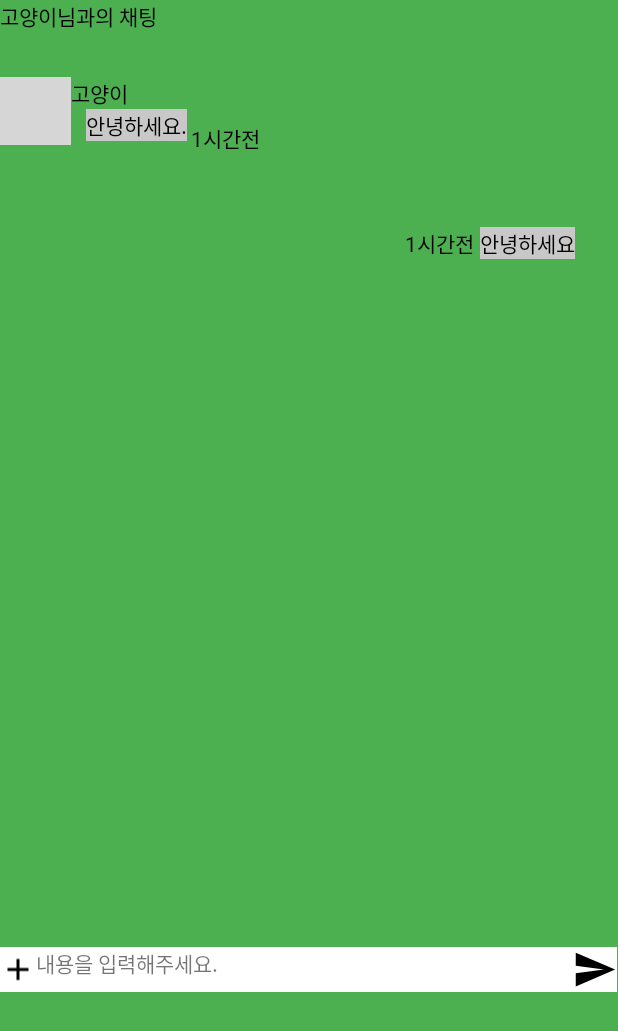
After one commit to Kwonminwoo/rental-service-android, an Android app: the layout chatting_room.xml on its own in the app's theme, with its tools: preview values and no code run, on a phone screen of 412 x 824 dp. The commit adds this screen. Shown: the top 1031 px of the screen. Run offline under Robolectric (Android 15) with nearby library versions, the phone set to English and light mode, and no system bars; grey boxes are pictures that could not be loaded.

Commit message:
채팅창 내용 추가

```diff
--- a/app/build.gradle
+++ b/app/build.gradle
@@ -15,7 +15,7 @@ android {
         versionName "1.0"
 
         testInstrumentationRunner "androidx.test.runner.AndroidJUnitRunner"
-        buildConfigField "String", "kakao_api", properties['kakao_api_key']
+
 
     }
 
--- a/app/src/main/AndroidManifest.xml
+++ b/app/src/main/AndroidManifest.xml
@@ -1,7 +1,7 @@
 <?xml version="1.0" encoding="utf-8"?>
 <manifest xmlns:android="http://schemas.android.com/apk/res/android"
     xmlns:tools="http://schemas.android.com/tools"
-    package="com.example.rental_service" >
+    package="com.example.rental_service">
 
     <uses-permission android:name="android.permission.ACCESS_NETWORK_STATE" />
     <uses-permission android:name="android.permission.INTERNET" />
@@ -13,33 +13,37 @@
     <uses-permission android:name="android.permission.READ_EXTERNAL_STORAGE" />
 
     <application
+        android:name=".Launch.LogIn.GlobalApplication"
         android:allowBackup="true"
         android:icon="@mipmap/ic_app_main"
         android:label="@string/app_name"
         android:roundIcon="@mipmap/ic_app_main_round"
         android:supportsRtl="true"
         android:theme="@style/Theme.Rentalservice"
-        android:usesCleartextTraffic="true"
-        android:name=".Launch.LogIn.GlobalApplication">
+        android:usesCleartextTraffic="true">
 
         <meta-data
             android:name="com.kakao.sdk.AppKey"
             android:value="@string/Kakao_api_key" />
+
         <activity
             android:name=".Launch.SplashActivity"
-            android:exported="true" >
+            android:exported="true">
             <intent-filter>
                 <action android:name="android.intent.action.MAIN" />
 
                 <category android:name="android.intent.category.LAUNCHER" />
             </intent-filter>
         </activity>
-        <activity android:name="com.kakao.sdk.auth.AuthCodeHandlerActivity"
+        <activity
+            android:name="com.kakao.sdk.auth.AuthCodeHandlerActivity"
             android:exported="true">
             <intent-filter>
                 <action android:name="android.intent.action.VIEW" />
+
                 <category android:name="android.intent.category.DEFAULT" />
                 <category android:name="android.intent.category.BROWSABLE" />
+
                 <data
                     android:host="oauth"
                     android:scheme="@string/Kakao_api_key" />
--- a/app/src/main/java/com/example/rental_service/Fragment_Upload.java
+++ b/app/src/main/java/com/example/rental_service/Fragment_Upload.java
@@ -11,6 +11,7 @@ import androidx.fragment.app.Fragment;
 
 public class Fragment_Upload extends Fragment {
 
+
     public Fragment_Upload() {
         // Required empty public constructor
     }
--- a/app/src/main/java/com/example/rental_service/Launch/LogIn/GlobalApplication.java
+++ b/app/src/main/java/com/example/rental_service/Launch/LogIn/GlobalApplication.java
@@ -17,7 +17,7 @@ public class GlobalApplication extends Application {
         instance = this;
 
 
-       // KakaoSdk.init(this, getResources().getString(R.string.kakao_api_key_for_java));
-        KakaoSdk.init(this, BuildConfig.kakao_api);
+       //KakaoSdk.init(this, getResources().getString(R.string.kakao_api_key_for_java));
+      // KakaoSdk.init(this, BuildConfig.kakao_api);
     }
 }
--- a/app/src/main/java/com/example/rental_service/MainActivity.java
+++ b/app/src/main/java/com/example/rental_service/MainActivity.java
@@ -27,6 +27,9 @@ public class MainActivity extends AppCompatActivity {
     protected void onCreate(Bundle savedInstanceState) {
         super.onCreate(savedInstanceState);
         setContentView(R.layout.activity_main);
+
+
+
 
         //getHashKey();
 
--- /dev/null
+++ b/app/src/main/res/drawable/ic_baseline_add_24.xml
@@ -0,0 +1,5 @@
+<vector android:height="24dp" android:tint="#000000"
+    android:viewportHeight="24" android:viewportWidth="24"
+    android:width="24dp" xmlns:android="http://schemas.android.com/apk/res/android">
+    <path android:fillColor="@android:color/white" android:pathData="M19,13h-6v6h-2v-6H5v-2h6V5h2v6h6v2z"/>
+</vector>
--- /dev/null
+++ b/app/src/main/res/drawable/ic_baseline_send_24.xml
@@ -0,0 +1,5 @@
+<vector android:autoMirrored="true" android:height="24dp"
+    android:tint="#000000" android:viewportHeight="24"
+    android:viewportWidth="24" android:width="24dp" xmlns:android="http://schemas.android.com/apk/res/android">
+    <path android:fillColor="@android:color/white" android:pathData="M2.01,21L23,12 2.01,3 2,10l15,2 -15,2z"/>
+</vector>
--- /dev/null
+++ b/app/src/main/res/layout/chatting_room.xml
@@ -0,0 +1,121 @@
+<?xml version="1.0" encoding="utf-8"?>
+<LinearLayout xmlns:android="http://schemas.android.com/apk/res/android"
+    xmlns:app="http://schemas.android.com/apk/res-auto"
+    xmlns:tools="http://schemas.android.com/tools"
+    android:layout_width="match_parent"
+    android:layout_height="match_parent"
+    android:background="#4CAF50"
+    android:orientation="vertical">
+
+    <TextView
+        android:layout_width="match_parent"
+        android:layout_height="wrap_content"
+        android:text="고양이님과의 채팅"
+        android:textColor="#000000" />
+
+    <LinearLayout
+        android:layout_width="match_parent"
+        android:layout_height="50dp"
+        android:layout_marginTop="30dp"
+        android:orientation="horizontal">
+
+        <ImageView
+            android:id="@+id/imageView"
+            android:layout_width="47dp"
+            android:layout_height="45dp"
+            app:srcCompat="@drawable/profile2" />
+
+        <LinearLayout
+            android:layout_width="80dp"
+            android:layout_height="50dp"
+            android:orientation="vertical"
+            >
+
+            <TextView
+                android:layout_width="wrap_content"
+                android:layout_height="wrap_content"
+                android:text="고양이"
+                android:textColor="#000000" />
+            <TextView
+                android:id="@+id/textView5"
+                android:layout_width="wrap_content"
+                android:layout_height="wrap_content"
+                android:layout_marginLeft="10dp"
+                android:background="#C8C8C8"
+                android:backgroundTint="#C8C8C8"
+                android:text="안녕하세요."
+                android:textColor="#000000" />
+
+
+        </LinearLayout>
+
+
+        <TextView
+
+            android:layout_width="match_parent"
+            android:layout_height="20dp"
+            android:layout_marginTop="30dp"
+            android:text="1시간전"
+            android:textColor="#000000" />
+
+
+    </LinearLayout>
+
+    <LinearLayout
+        android:layout_width="match_parent"
+        android:layout_height="50dp"
+        android:orientation="horizontal">
+
+
+    </LinearLayout>
+
+    <LinearLayout
+        android:layout_width="match_parent"
+        android:layout_height="50dp"
+        android:orientation="horizontal">
+
+        <TextView
+            android:layout_width="50dp"
+            android:layout_height="wrap_content"
+            android:layout_marginLeft="270dp"
+            android:text="1시간전"
+            android:textColor="#000000" />
+
+        <TextView
+            android:layout_width="wrap_content"
+            android:layout_height="wrap_content"
+            android:background="#C8C8C8"
+            android:text="안녕하세요"
+            android:textColor="#000000" />
+    </LinearLayout>
+
+
+    <LinearLayout
+        android:layout_width="match_parent"
+        android:layout_height="30dp"
+        android:layout_marginTop="430dp"
+        android:orientation="horizontal">
+
+        <ImageView
+
+            android:id="@+id/add"
+            android:layout_width="wrap_content"
+            android:layout_height="30dp"
+            android:background="#FFFFFF"
+            app:srcCompat="@drawable/ic_baseline_add_24" />
+
+        <TextView
+            android:layout_width="357dp"
+            android:layout_height="30dp"
+            android:background="#FFFFFF"
+            android:text="내용을 입력해주세요." />
+
+        <ImageView
+            android:id="@+id/send"
+            android:layout_width="30dp"
+            android:layout_height="30dp"
+            android:background="#FFFFFF"
+            app:srcCompat="@drawable/ic_baseline_send_24" />
+    </LinearLayout>
+
+</LinearLayout>
--- /dev/null
+++ b/app/src/main/res/navigation/nav_graph.xml
@@ -0,0 +1,28 @@
+<?xml version="1.0" encoding="utf-8"?>
+<navigation xmlns:android="http://schemas.android.com/apk/res/android"
+    xmlns:app="http://schemas.android.com/apk/res-auto"
+    xmlns:tools="http://schemas.android.com/tools"
+    android:id="@+id/nav_graph"
+    app:startDestination="@id/FirstFragment">
+
+    <fragment
+        android:id="@+id/FirstFragment"
+        android:name="com.example.rental_service.FirstFragment"
+        android:label="@string/first_fragment_label"
+        tools:layout="@layout/fragment_first" >
+
+        <action
+            android:id="@+id/action_FirstFragment_to_SecondFragment"
+            app:destination="@id/SecondFragment" />
+    </fragment>
+    <fragment
+        android:id="@+id/SecondFragment"
+        android:name="com.example.rental_service.SecondFragment"
+        android:label="@string/second_fragment_label"
+        tools:layout="@layout/fragment_second" >
+
+        <action
+            android:id="@+id/action_SecondFragment_to_FirstFragment"
+            app:destination="@id/FirstFragment" />
+    </fragment>
+</navigation>
--- a/app/src/main/res/values/strings.xml
+++ b/app/src/main/res/values/strings.xml
@@ -23,4 +23,5 @@
 
     <string name="hello_first_fragment">Hello first fragment</string>
     <string name="hello_second_fragment">Hello second fragment. Arg: %1$s</string>
+    <string name="title_activity_chatingroom">ChatingroomActivity</string>
 </resources>
```
